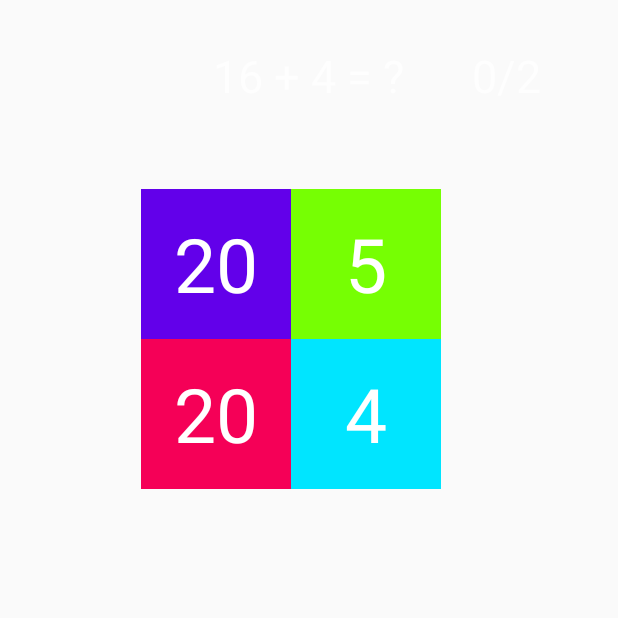
After one commit to RooshiPatidar/StayAwake, an Android app: the MathActivity screen opened directly, with no data from a screen before it, on a phone screen of 412 x 824 dp, the top half of it. The commit adds this screen. Run offline under Robolectric (Android 15) with nearby library versions, the phone set to English and light mode, and no system bars.

Commit message:
Basic functionality finished. Needs UI work

```diff
--- a/app/src/main/AndroidManifest.xml
+++ b/app/src/main/AndroidManifest.xml
@@ -2,7 +2,7 @@
 <manifest xmlns:android="http://schemas.android.com/apk/res/android"
     package="me.rooshi.stayawake">
 
-    <uses-permission android:name="android.permission.VIBRATE"/>
+    <uses-permission android:name="android.permission.VIBRATE" />
 
     <application
         android:allowBackup="true"
@@ -18,6 +18,7 @@
                 <category android:name="android.intent.category.LAUNCHER" />
             </intent-filter>
         </activity>
+        <activity android:name=".MathActivity"></activity>
     </application>
 
 </manifest>
--- /dev/null
+++ b/app/src/main/java/me/rooshi/stayawake/MathActivity.java
@@ -0,0 +1,117 @@
+package me.rooshi.stayawake;
+
+import android.annotation.SuppressLint;
+import android.content.Context;
+import android.content.Intent;
+import android.os.Build;
+import android.os.CountDownTimer;
+import android.os.VibrationEffect;
+import android.os.Vibrator;
+import android.support.v7.app.AppCompatActivity;
+import android.os.Bundle;
+import android.view.View;
+import android.widget.Button;
+import android.widget.TextView;
+
+import org.w3c.dom.Text;
+
+import java.util.ArrayList;
+import java.util.Collection;
+import java.util.Collections;
+import java.util.Random;
+
+public class MathActivity extends AppCompatActivity {
+
+    TextView questionTV;
+    TextView scoreTV;
+    TextView choice1TV;
+    TextView choice2TV;
+    TextView choice3TV;
+    TextView choice4TV;
+
+    boolean running = false;
+    Random rand = new Random();
+    ArrayList<TextView> choices = new ArrayList<>();
+    int right;
+    int total;
+    int currAns;
+    int needCorrect;
+
+
+    @Override
+    protected void onCreate(Bundle savedInstanceState) {
+        super.onCreate(savedInstanceState);
+        setContentView(R.layout.activity_math);
+
+        Intent thisIntent = getIntent();
+        needCorrect = thisIntent.getIntExtra("numQ", 2);
+
+        questionTV = findViewById(R.id.problemTextView);
+        scoreTV = findViewById(R.id.scoreTextView);
+        choice1TV = findViewById(R.id.topLeftTextView);
+        choice2TV = findViewById(R.id.topRightTextView);
+        choice3TV = findViewById(R.id.botLeftTextView);
+        choice4TV = findViewById(R.id.botRightTextView);
+
+        choices.add(choice1TV);
+        choices.add(choice2TV);
+        choices.add(choice3TV);
+        choices.add(choice4TV);
+
+        right = 0;
+        total = 0;
+
+        startGame();
+
+    }
+
+    public void startGame() {
+
+        running = true;
+
+        newQuestion();
+    }
+
+    /**
+     * This method creates a new question with 2 addends between 0 and 20
+     * @return and int which is the answer to the question
+     */
+    private void newQuestion() {
+        if (right >= needCorrect) {
+            setResult(66);
+            finish();
+
+        } else {
+
+            int addend1 = rand.nextInt(20);
+            int addend2 = rand.nextInt(20);
+            int answer = addend1 + addend2;
+            currAns = answer;
+            String questionString = addend1 + " + " + addend2 + " = ?";
+            questionTV.setText(questionString);
+            createAnswerChoices();
+        }
+    }
+
+    @SuppressLint("SetTextI18n")
+    private void createAnswerChoices() {
+        Collections.shuffle(choices);
+        choices.get(0).setText(Integer.toString(currAns));
+        for (int i = 1; i <= 3; i++) {
+            choices.get(i).setText(Integer.toString(rand.nextInt(40)));
+        }
+    }
+
+    public void choiceSelected(View view) {
+        TextView textView = (TextView)view;
+        if (Integer.parseInt(((TextView) view).getText().toString()) == currAns) {
+            right++;
+        }
+        total++;
+        String score = right + "/" + total;
+        scoreTV.setText(score);
+
+        newQuestion();
+    }
+
+}
--- /dev/null
+++ b/app/src/main/res/layout/activity_math.xml
@@ -0,0 +1,90 @@
+<?xml version="1.0" encoding="utf-8"?>
+<RelativeLayout xmlns:android="http://schemas.android.com/apk/res/android"
+    xmlns:app="http://schemas.android.com/apk/res-auto"
+    xmlns:tools="http://schemas.android.com/tools"
+    android:layout_width="match_parent"
+    android:layout_height="match_parent"
+    android:gravity="center_horizontal"
+    android:theme="@style/Theme.AppCompat.NoActionBar"
+    tools:context=".MathActivity">
+
+    <TextView
+        android:id="@+id/problemTextView"
+        android:layout_width="wrap_content"
+        android:layout_height="wrap_content"
+        android:layout_alignTop="@+id/scoreTextView"
+        android:layout_centerHorizontal="true"
+        android:text="2 + 2 = ?"
+        android:textSize="30sp" />
+
+    <TextView
+        android:id="@+id/scoreTextView"
+        android:layout_width="wrap_content"
+        android:layout_height="wrap_content"
+        android:layout_alignParentEnd="true"
+        android:layout_alignParentTop="true"
+        android:layout_marginEnd="51dp"
+        android:layout_marginTop="30dp"
+        android:text="0/2"
+        android:textSize="30sp"
+        tools:background="#ff6d00" />
+
+    <TextView
+        android:id="@+id/topRightTextView"
+        android:layout_width="100dp"
+        android:layout_height="100dp"
+        android:layout_alignTop="@+id/topLeftTextView"
+        android:layout_toEndOf="@+id/topLeftTextView"
+        android:background="#76ff03"
+        android:gravity="center_vertical|center_horizontal"
+        android:onClick="choiceSelected"
+        android:tag="1"
+        android:text="1"
+        android:textAppearance="@android:style/TextAppearance.Material.Large"
+        android:textSize="50sp" />
+
+    <TextView
+        android:id="@+id/botRightTextView"
+        android:layout_width="100dp"
+        android:layout_height="100dp"
+        android:layout_alignStart="@+id/topRightTextView"
+        android:layout_below="@+id/topRightTextView"
+        android:background="#00e5ff"
+        android:gravity="center_vertical|center_horizontal"
+        android:onClick="choiceSelected"
+        android:tag="3"
+        android:text="3"
+        android:textAppearance="@android:style/TextAppearance.Material.Large"
+        android:textSize="50sp" />
+
+    <TextView
+        android:id="@+id/botLeftTextView"
+        android:layout_width="100dp"
+        android:layout_height="100dp"
+        android:layout_below="@+id/topRightTextView"
+        android:layout_toStartOf="@+id/topRightTextView"
+        android:background="#f50057"
+        android:gravity="center_vertical|center_horizontal"
+        android:onClick="choiceSelected"
+        android:tag="2"
+        android:text="2"
+        android:textAppearance="@android:style/TextAppearance.Material.Large"
+        android:textSize="50sp" />
+
+    <TextView
+        android:id="@+id/topLeftTextView"
+        android:layout_width="100dp"
+        android:layout_height="100dp"
+        android:layout_alignParentStart="true"
+        android:layout_alignParentTop="true"
+        android:layout_marginStart="94dp"
+        android:layout_marginTop="126dp"
+        android:background="#6200ea"
+        android:gravity="center_vertical|center_horizontal"
+        android:onClick="choiceSelected"
+        android:tag="0"
+        android:text="0"
+        android:textAppearance="@android:style/TextAppearance.Material.Large"
+        android:textSize="50sp" />
+
+</RelativeLayout>
--- a/app/src/main/res/values/styles.xml
+++ b/app/src/main/res/values/styles.xml
@@ -1,11 +1,15 @@
 <resources>
 
     <!-- Base application theme. -->
-    <style name="AppTheme" parent="Theme.AppCompat.Light.DarkActionBar">
+    <style name="AppTheme" parent="Theme.AppCompat.Light.NoActionBar">
         <!-- Customize your theme here. -->
         <item name="colorPrimary">@color/colorPrimary</item>
         <item name="colorPrimaryDark">@color/colorPrimaryDark</item>
         <item name="colorAccent">@color/colorAccent</item>
     </style>
 
+    <style name="NoActionBarTheme" parent="Base.Theme.AppCompat.Light.DarkActionBar">
+
+    </style>
+
 </resources>
```
Also changed, not shown: app/src/main/java/me/rooshi/stayawake/MainActivity.java (+107 -40 lines), app/src/main/res/layout/activity_main.xml (+47 -19 lines).
